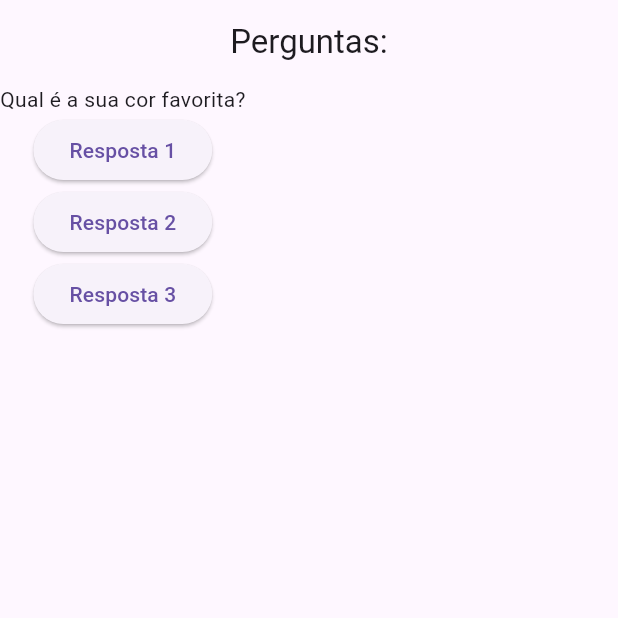
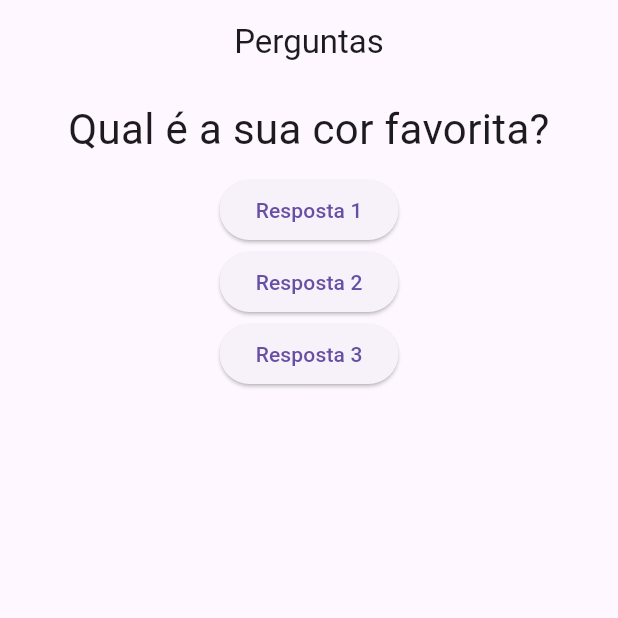
Before and after one commit to aguustinn/App-de-Perguntas-, a Flutter app: the screen it shows after launch, on a phone screen of 412 x 824 dp, the top half of it. Run offline on Flutter 3.47's test engine with Material 3 defaults, Android fonts, the phone set to English and light mode, and no system bars.

Commit message:
Criando o Widget Questão e fazendo algumas personalizações

```diff
--- a/lib/main.dart
+++ b/lib/main.dart
@@ -25,7 +25,7 @@
     return MaterialApp(
       home: Scaffold(
         appBar: AppBar(
-          title: Text('Perguntas:'),
+          title: Text('Perguntas'),
           centerTitle: true,
         ),
         body: Column(
--- a/lib/questao.dart
+++ b/lib/questao.dart
@@ -1,13 +1,20 @@
 import 'package:flutter/material.dart';
 
 class Questao extends StatelessWidget {
-
   final String texto;
 
   Questao(this.texto);
 
   @override
   Widget build(BuildContext context) {
-    return Text(texto);
+    return Container(
+      width: double.infinity,
+      margin: EdgeInsets.all(10),
+      child: Text(
+        texto,
+        style: TextStyle(fontSize: 28),
+        textAlign: TextAlign.center,
+      ),
+    );
   }
 }
```
